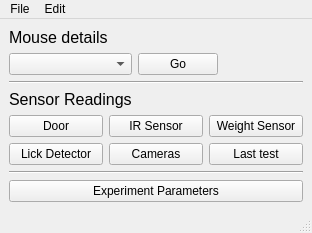
Above: Python/gui/mainwin.ui from yagarwal123/autonomouse before the change. Below: the same form after it.
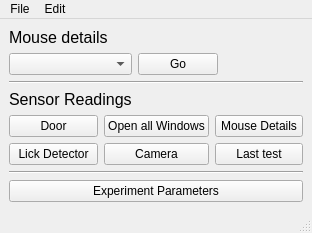
That is the form after the change.

Patch:
```diff
--- a/Python/gui/mainwin.ui
+++ b/Python/gui/mainwin.ui
@@ -20,14 +20,14 @@
       <item row="0" column="1">
        <widget class="QPushButton" name="irButton">
         <property name="text">
-         <string>IR Sensor</string>
+         <string>Open all Windows</string>
         </property>
        </widget>
       </item>
       <item row="1" column="1">
        <widget class="QPushButton" name="cameraButton">
         <property name="text">
-         <string>Cameras</string>
+         <string>Camera</string>
         </property>
        </widget>
       </item>
@@ -41,7 +41,7 @@
       <item row="0" column="2">
        <widget class="QPushButton" name="weightButton">
         <property name="text">
-         <string>Weight Sensor</string>
+         <string>Mouse Details</string>
         </property>
        </widget>
       </item>
```
Left out of the diff: 4 changed lines with no effect on the pictures.
